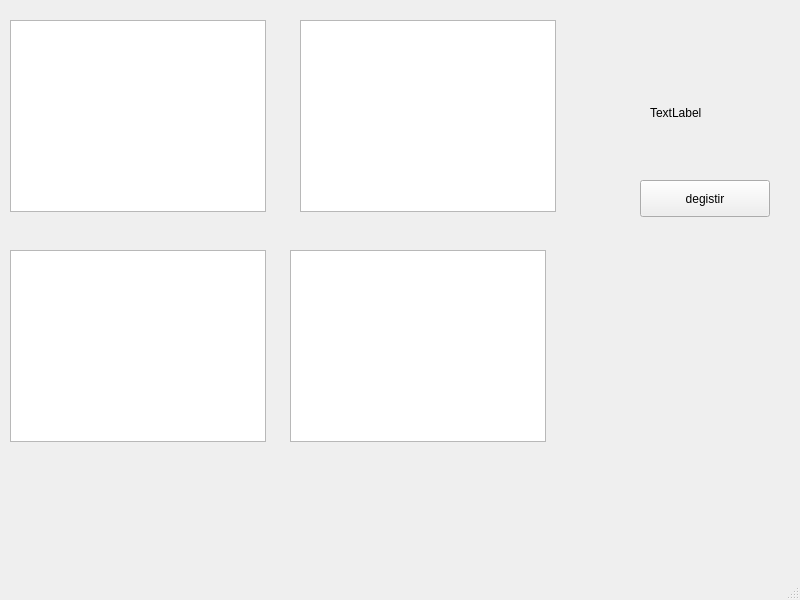
This is prototip1/main_window.ui in selmanterzioglu/kiz-bocegi-tika as Qt 5 draws it before an edit. The edited form follows.
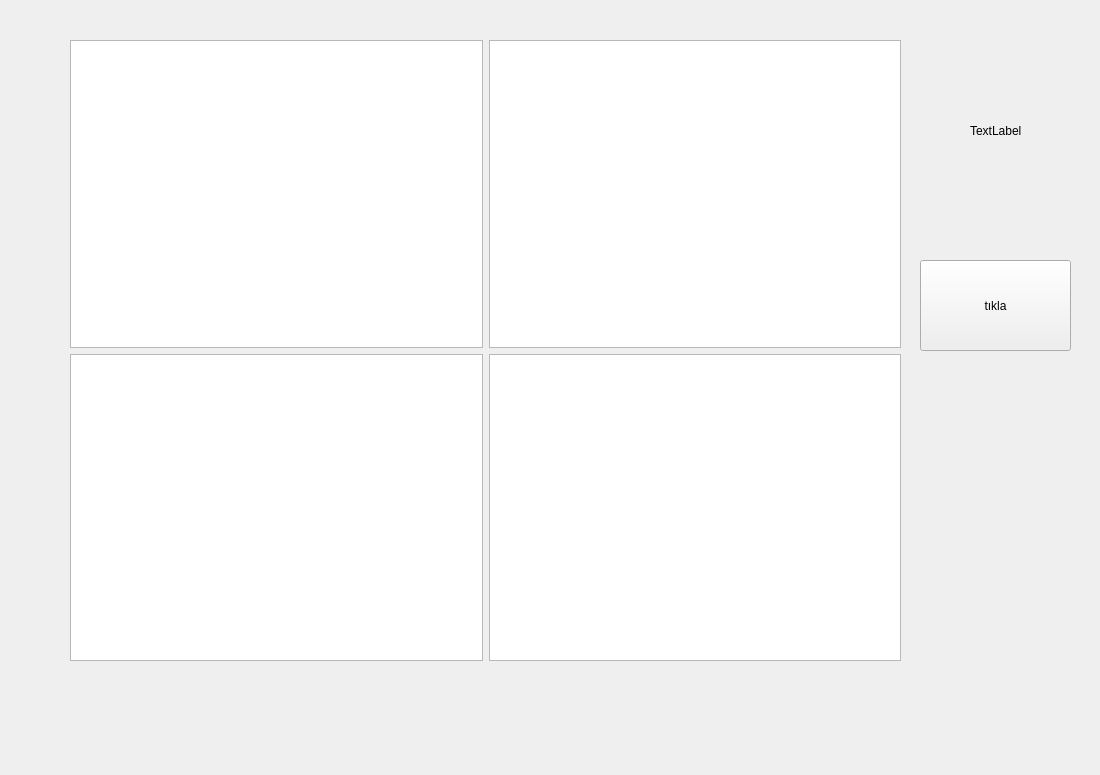
This is the edited form.

```diff
--- a/prototip1/main_window.ui
+++ b/prototip1/main_window.ui
@@ -6,80 +6,73 @@
    <rect>
     <x>0</x>
     <y>0</y>
-    <width>800</width>
-    <height>600</height>
+    <width>1100</width>
+    <height>775</height>
    </rect>
   </property>
   <property name="windowTitle">
    <string>MainWindow</string>
   </property>
   <widget class="QWidget" name="centralwidget">
+   <widget class="QPushButton" name="button">
+    <property name="geometry">
+     <rect>
+      <x>920</x>
+      <y>260</y>
+      <width>151</width>
+      <height>91</height>
+     </rect>
+    </property>
+    <property name="text">
+     <string>tıkla</string>
+    </property>
+   </widget>
+   <widget class="QWidget" name="layoutWidget">
+    <property name="geometry">
+     <rect>
+      <x>70</x>
+      <y>40</y>
+      <width>831</width>
+      <height>621</height>
+     </rect>
+    </property>
+    <layout class="QGridLayout" name="gridLayout">
+     <item row="0" column="0">
+      <widget class="QGraphicsView" name="frame_1">
+       <property name="sceneRect">
+        <rectf>
+         <x>0.000000000000000</x>
+         <y>0.000000000000000</y>
+         <width>0.000000000000000</width>
+         <height>0.000000000000000</height>
+        </rectf>
+       </property>
+      </widget>
+     </item>
+     <item row="0" column="1">
+      <widget class="QGraphicsView" name="frame_2"/>
+     </item>
+     <item row="1" column="0">
+      <widget class="QGraphicsView" name="frame_3"/>
+     </item>
+     <item row="1" column="1">
+      <widget class="QGraphicsView" name="frame_4"/>
+     </item>
+    </layout>
+   </widget>
    <widget class="QLabel" name="label">
     <property name="geometry">
      <rect>
-      <x>650</x>
-      <y>100</y>
-      <width>98</width>
-      <height>26</height>
+      <x>970</x>
+      <y>120</y>
+      <width>80</width>
+      <height>21</height>
      </rect>
     </property>
     <property name="text">
      <string>TextLabel</string>
     </property>
    </widget>
-   <widget class="QPushButton" name="pushButton">
-    <property name="geometry">
-     <rect>
-      <x>640</x>
-      <y>180</y>
-      <width>130</width>
-      <height>37</height>
-     </rect>
-    </property>
-    <property name="text">
-     <string>degistir</string>
-    </property>
-   </widget>
-   <widget class="QGraphicsView" name="graphicsView">
-    <property name="geometry">
-     <rect>
-      <x>10</x>
-      <y>20</y>
-      <width>256</width>
-      <height>192</height>
-     </rect>
-    </property>
-   </widget>
-   <widget class="QGraphicsView" name="graphicsView_2">
-    <property name="geometry">
-     <rect>
-      <x>300</x>
-      <y>20</y>
-      <width>256</width>
-      <height>192</height>
-     </rect>
-    </property>
-   </widget>
-   <widget class="QGraphicsView" name="graphicsView_3">
-    <property name="geometry">
-     <rect>
-      <x>10</x>
-      <y>250</y>
-      <width>256</width>
-      <height>192</height>
-     </rect>
-    </property>
-   </widget>
-   <widget class="QGraphicsView" name="graphicsView_4">
-    <property name="geometry">
-     <rect>
-      <x>290</x>
-      <y>250</y>
-      <width>256</width>
-      <height>192</height>
-     </rect>
-    </property>
-   </widget>
   </widget>
   <widget class="QMenuBar" name="menubar">
    <property name="geometry">
@@ -91,7 +84,6 @@
     </rect>
    </property>
   </widget>
-  <widget class="QStatusBar" name="statusbar"/>
  </widget>
  <resources/>
  <connections>
```
Left out of the diff: 14 changed lines with no effect on the pictures.
